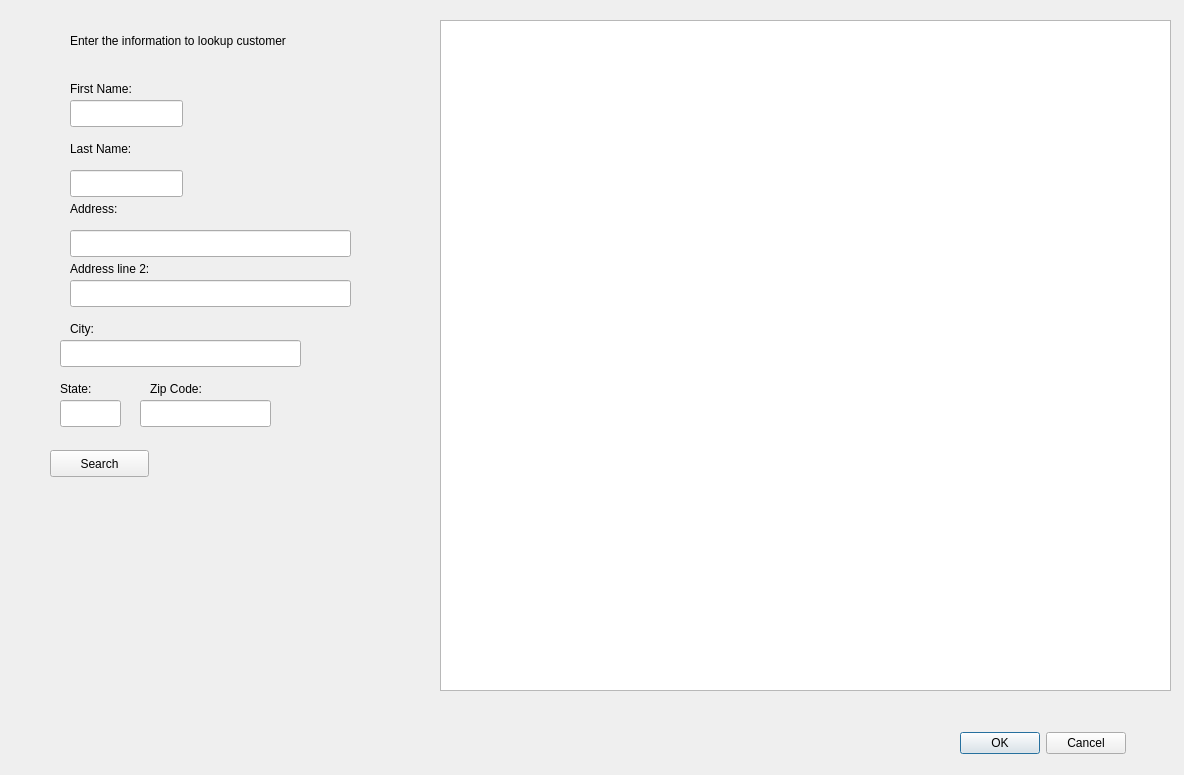
Above: venv/bin/UI/customerSearch.ui from nervousemu/Why-Not before the change. Below: the same form after it.
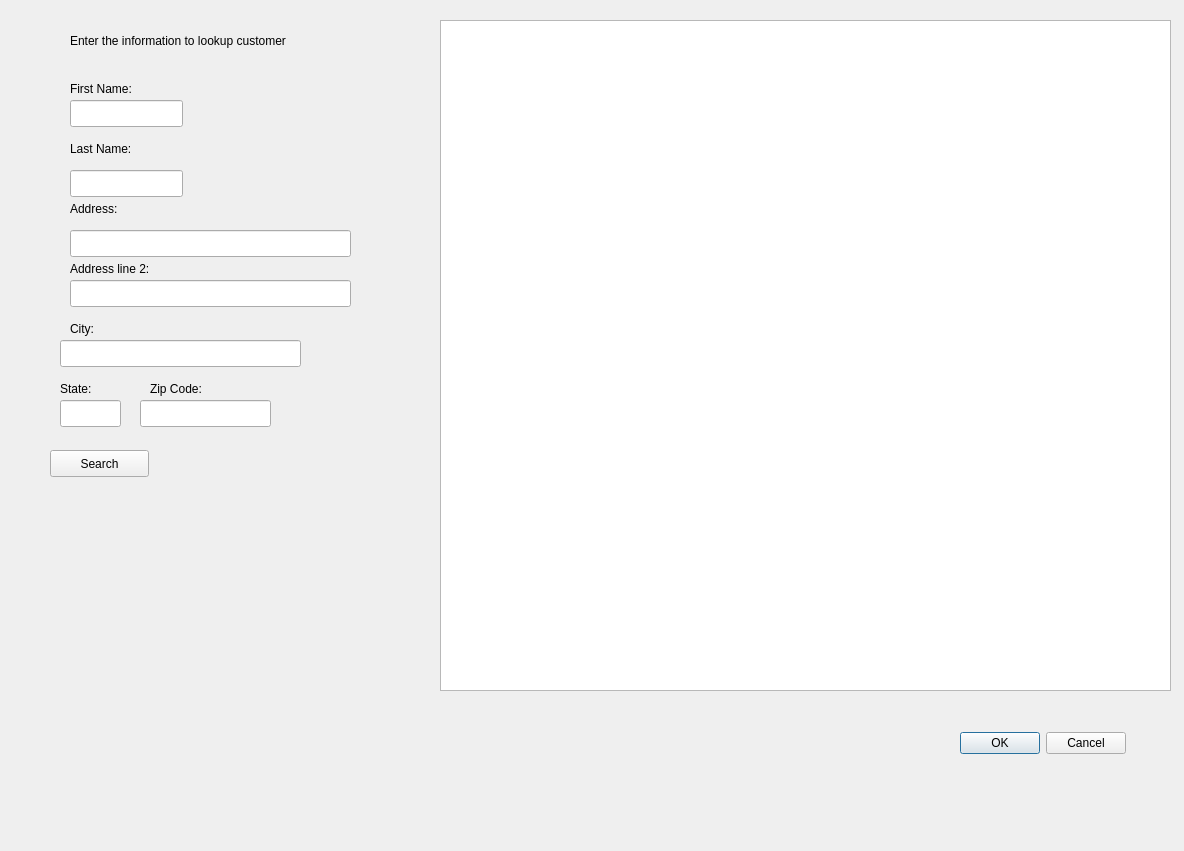
That is the form after the change.

What changed in the file:
```diff
--- a/venv/bin/UI/customerSearch.ui
+++ b/venv/bin/UI/customerSearch.ui
@@ -7,7 +7,7 @@
     <x>0</x>
     <y>0</y>
     <width>1184</width>
-    <height>775</height>
+    <height>851</height>
    </rect>
   </property>
   <property name="windowTitle">
```
Left out of the diff: 2 changed lines with no effect on the pictures.
